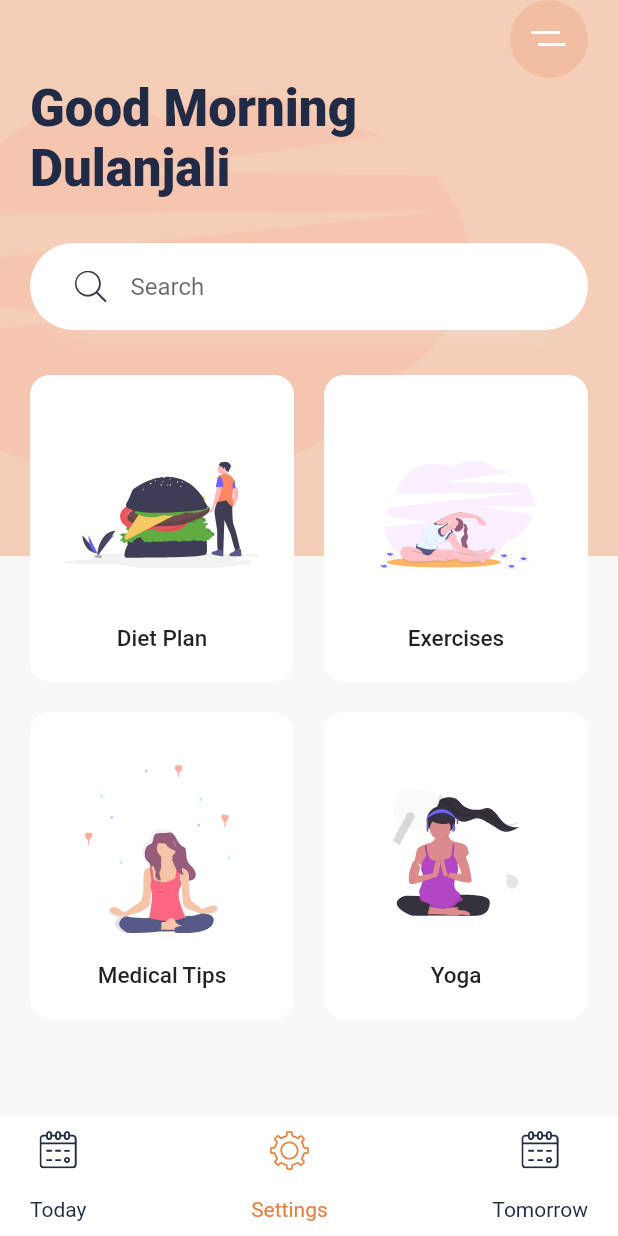
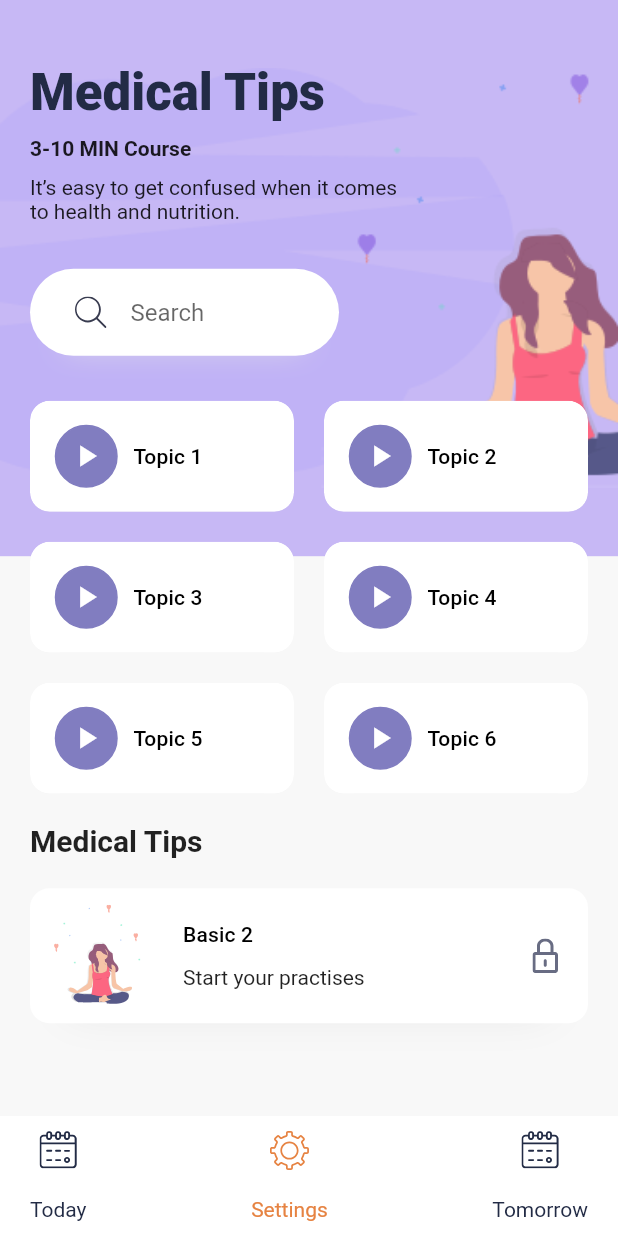
Before and after one commit to DulanjaliSenarathna/fitness, a Flutter app: the screen it shows after launch, after a tap on "Medical Tips", on a phone screen of 412 x 824 dp. Run offline on Flutter 3.47's test engine with Material 2 defaults, Android fonts, the phone set to English and light mode, and no system bars; our stand-ins replace flutter_svg.

Commit message:
Details screen done

```diff
--- a/lib/main.dart
+++ b/lib/main.dart
@@ -1,6 +1,8 @@
 import 'package:fitness/constants.dart';
+import 'package:fitness/screens/details_screen.dart';
 import 'package:fitness/widgets/bottom_nav_bar.dart';
 import 'package:fitness/widgets/category_card.dart';
+import 'package:fitness/widgets/search_bar.dart';
 import 'package:flutter/cupertino.dart';
 import 'package:flutter/material.dart';
 import 'package:flutter_svg/flutter_svg.dart';
@@ -69,27 +71,7 @@ class HomePage extends StatelessWidget {
                     fontWeight: FontWeight.w900
                   ),
                   ),
-                  Container(
-                    margin: EdgeInsets.symmetric(vertical: 30),
-                    padding: EdgeInsets.symmetric(horizontal: 30 , vertical: 5),
-                    decoration: BoxDecoration(
-                      color: Colors.white,
-                      borderRadius: BorderRadius.circular(29.5),
-                      boxShadow: [BoxShadow(
-                        offset: Offset(0,17),
-                        blurRadius: 17,
-                        spreadRadius: -23,
-                        color: kShadowColor
-                      )]
-                    ),
-                    child: TextField(
-                    decoration: InputDecoration(
-                      hintText: "Search",
-                      icon: SvgPicture.asset("assets/icons/search.svg"),
-                      border: InputBorder.none
-                    ),
-                    ),
-                  ),
+                  SearchBar(),
                   Expanded(
                     child: GridView.count(
                         crossAxisCount: 2,
@@ -110,7 +92,13 @@ class HomePage extends StatelessWidget {
                         CategoryCard(
                           title: "Medical Tips",
                           svgSrc: "assets/icons/Meditation.svg",
-                          press: (){},
+                          press: (){
+                            Navigator.push(context,
+                                MaterialPageRoute(builder: (context){
+                                  return DetailsScreen();
+                            }),
+                            );
+                          },
                         ),
                         CategoryCard(
                           title: "Yoga",
--- /dev/null
+++ b/lib/screens/details_screen.dart
@@ -0,0 +1,209 @@
+import 'package:fitness/constants.dart';
+import 'package:fitness/widgets/bottom_nav_bar.dart';
+import 'package:fitness/widgets/search_bar.dart';
+import 'package:flutter/material.dart';
+import 'package:flutter_svg/flutter_svg.dart';
+
+class DetailsScreen extends StatelessWidget {
+  @override
+  Widget build(BuildContext context) {
+    var size = MediaQuery.of(context).size;
+    return Scaffold(
+      bottomNavigationBar: BottomNavBar(),
+      body: Stack(
+        children: <Widget>[
+          Container(
+            height: size.height * .45,
+            decoration: BoxDecoration(
+              color: kBlueLightColor,
+              image: DecorationImage(
+                image: AssetImage("assets/images/meditation_bg.png"),
+                fit: BoxFit.fitWidth
+              )
+            ),
+          ),
+          SafeArea(child:
+          Padding(
+            padding: const EdgeInsets.symmetric(horizontal: 20),
+            child: SingleChildScrollView(
+              child: Column(
+                crossAxisAlignment: CrossAxisAlignment.start,
+                children: <Widget>[
+                  SizedBox(height: size.height * 0.05,),
+                  Text("Medical Tips",
+                  style: Theme.of(context).textTheme.headline4.copyWith(
+                    fontWeight: FontWeight.w900
+                  ),
+                  ),
+                  SizedBox(height: 10,),
+                  Text("3-10 MIN Course",
+                  style: TextStyle(
+                    fontWeight: FontWeight.bold
+                  ),
+                  ),
+                  SizedBox(height: 10,),
+                  SizedBox(
+                    width: size.width* .6,
+                      child: Text("It’s easy to get confused when it comes to health and nutrition.")
+                  ),
+                  SizedBox(
+                    width: size.width*.5,
+                      child: SearchBar()
+                  ),
+                  Wrap(
+                    spacing: 20,
+                    runSpacing: 20,
+                    children: <Widget>[
+                      TopicCard(
+                        topicNumber: 1,
+                        isDone: true,
+                        press: (){},
+                      ),
+                      TopicCard(
+                        topicNumber: 2,
+                        isDone: true,
+                        press: (){},
+                      ),
+                      TopicCard(
+                        topicNumber: 3,
+                        isDone: true,
+                        press: (){},
+                      ),
+                      TopicCard(
+                        topicNumber: 4,
+                        isDone: true,
+                        press: (){},
+                      ),
+                      TopicCard(
+                        topicNumber: 5,
+                        isDone: true,
+                        press: (){},
+                      ),
+                      TopicCard(
+                        topicNumber: 6,
+                        isDone: true,
+                        press: (){},
+                      )
+                    ],
+                  ),
+                  SizedBox(height: 20,),
+                  Text(
+                    "Medical Tips",
+                    style: Theme.of(context).textTheme.headline6.copyWith(fontWeight: FontWeight.bold),
+                  ),
+                  Container(
+                    margin: EdgeInsets.symmetric(vertical: 20),
+                    padding: EdgeInsets.all(10,),
+                    height: 90,
+                    decoration: BoxDecoration(
+                      color: Colors.white,
+                      borderRadius: BorderRadius.circular(13),
+                      boxShadow: [BoxShadow(
+                        offset: Offset(0,17),
+                        blurRadius: 23,
+                        spreadRadius: -23,
+                        color: kShadowColor
+                      )]
+                    ),
+                    child: Row(
+                      children: <Widget>[
+                        SvgPicture.asset("assets/icons/Meditation_women_small.svg"),
+                        SizedBox(width: 20,),
+                        Expanded(
+                          child: Column(
+                            mainAxisAlignment: MainAxisAlignment.spaceEvenly,
+                            crossAxisAlignment: CrossAxisAlignment.start,
+                            children: <Widget>[
+                              Text("Basic 2 ",
+                              style: Theme.of(context).textTheme.subtitle2,
+                              ),
+                              Text("Start your practises")
+                            ],
+                          ),
+                        ),
+                        Padding(
+                          padding: EdgeInsets.all(10),
+                          child: SvgPicture.asset("assets/icons/Lock.svg"),
+                        )
+                      ],
+                    ),
+                  )
+                ],
+              ),
+            ),
+          )
+          )
+        ],
+      ),
+    );
+  }
+}
+
+class TopicCard extends StatelessWidget {
+  final int topicNumber;
+  final bool isDone;
+  final Function press;
+  const TopicCard({
+    Key key, this.topicNumber, this.isDone = false, this.press,
+  }) : super(key: key);
+
+  @override
+  Widget build(BuildContext context) {
+    return LayoutBuilder(builder:(context, constraint)
+    {
+        return ClipRRect(
+          borderRadius: BorderRadius.circular(13),
+          child: Container(
+            width: constraint.maxWidth/2 - 10,
+            //padding: EdgeInsets.all(16),
+            decoration: BoxDecoration(
+              color: Colors.white,
+              borderRadius: BorderRadius.circular(13),
+              boxShadow: [
+                BoxShadow(
+                  offset: Offset(0,17),
+                  blurRadius: 23,
+                  spreadRadius: -13,
+                  color: kShadowColor
+                )
+              ]
+            ),
+            child: Material(
+              color: Colors.transparent,
+              child: InkWell(
+                onTap: press,
+                child: Padding(
+                  padding: const EdgeInsets.all(16.0),
+                  child: Row(
+                    children: <Widget>[
+                      Container(
+                        height: 42,
+                        width: 43,
+                        decoration: BoxDecoration(
+                          color: isDone ? kBlueColor : Colors.white,
+                          shape: BoxShape.circle,
+                          border: Border.all(
+                            color: kBlueColor
+                          )
+                        ),
+                        child: Icon(
+                          Icons.play_arrow,
+                          color: isDone?Colors.white: kBlueColor,
+                        ),
+                      ),
+                      SizedBox(width: 10,),
+                      Text(
+                          "Topic $topicNumber",
+                        style: Theme.of(context).textTheme.subtitle2,
+                      )
+                    ],
+                  ),
+                ),
+              ),
+            ),
+          ),
+        );
+      }
+    );
+  }
+}
--- /dev/null
+++ b/lib/widgets/search_bar.dart
@@ -0,0 +1,34 @@
+import 'package:fitness/constants.dart';
+import 'package:flutter/material.dart';
+import 'package:flutter_svg/flutter_svg.dart';
+
+class SearchBar extends StatelessWidget {
+  const SearchBar({
+    Key key,
+  }) : super(key: key);
+
+  @override
+  Widget build(BuildContext context) {
+    return Container(
+      margin: EdgeInsets.symmetric(vertical: 30),
+      padding: EdgeInsets.symmetric(horizontal: 30 , vertical: 5),
+      decoration: BoxDecoration(
+          color: Colors.white,
+          borderRadius: BorderRadius.circular(29.5),
+          boxShadow: [BoxShadow(
+              offset: Offset(0,17),
+              blurRadius: 17,
+              spreadRadius: -23,
+              color: kShadowColor
+          )]
+      ),
+      child: TextField(
+        decoration: InputDecoration(
+            hintText: "Search",
+            icon: SvgPicture.asset("assets/icons/search.svg"),
+            border: InputBorder.none
+        ),
+      ),
+    );
+  }
+}
```
